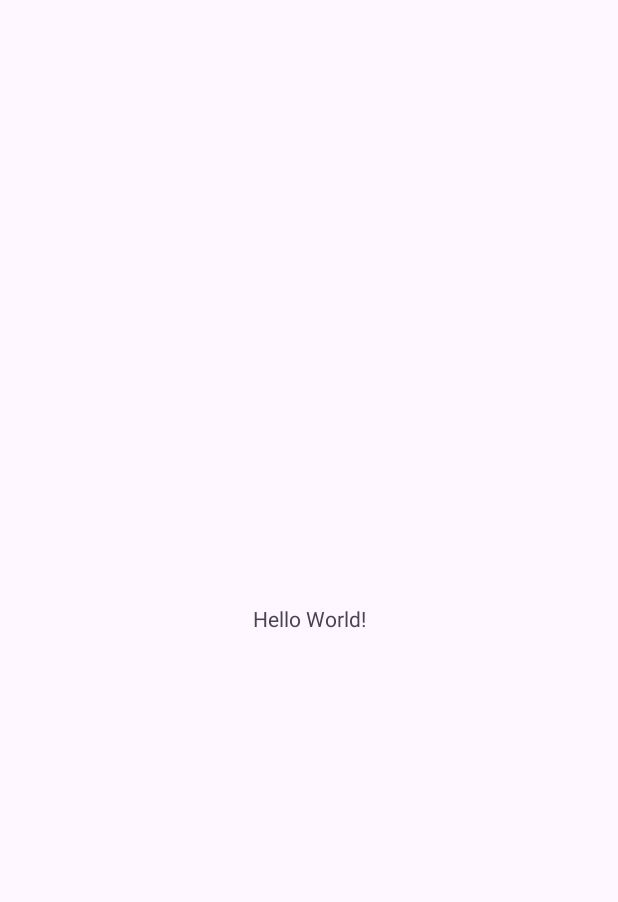
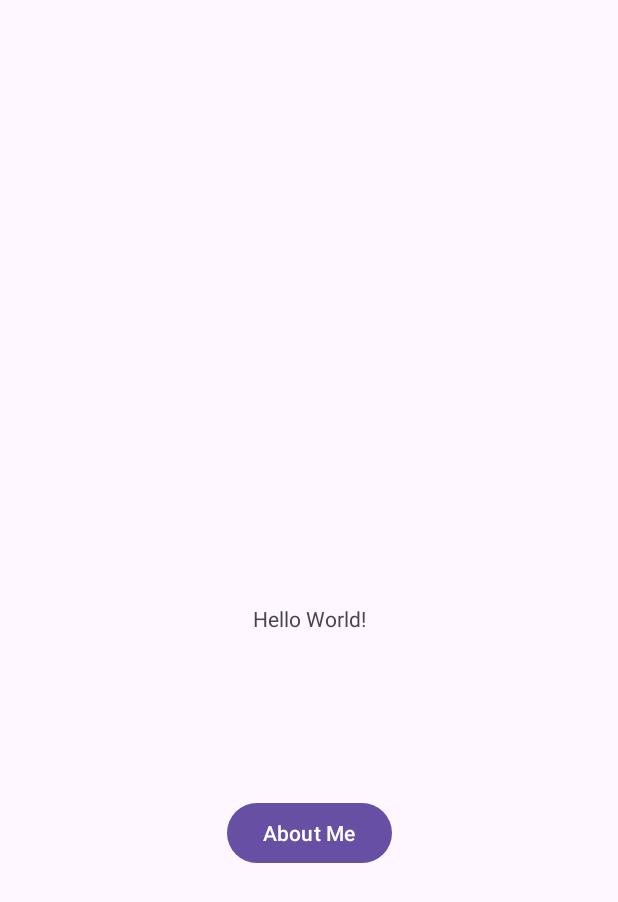
Before and after one commit to Jjjing2023/AndroidDevProject, an Android app: the screen it shows after launch (MainActivity), on a phone screen of 412 x 824 dp. Before the commit the part shown is almost empty. Shown: the top 902 px of the screen. Run offline under Robolectric (Android 15) with nearby library versions, the phone set to English and light mode, and no system bars.

Commit message:
Added a unique icon & Added a "About Me" button

```diff
--- a/NUMAD25Sum_TianjingLiu/app/src/main/AndroidManifest.xml
+++ b/NUMAD25Sum_TianjingLiu/app/src/main/AndroidManifest.xml
@@ -6,9 +6,9 @@
         android:allowBackup="true"
         android:dataExtractionRules="@xml/data_extraction_rules"
         android:fullBackupContent="@xml/backup_rules"
-        android:icon="@mipmap/ic_launcher"
+        android:icon="@mipmap/ic_launcher_tl"
         android:label="@string/app_name"
-        android:roundIcon="@mipmap/ic_launcher_round"
+        android:roundIcon="@mipmap/ic_launcher_tl_round"
         android:supportsRtl="true"
         android:theme="@style/Theme.NUMAD25Sum_TianjingLiu"
         tools:targetApi="31">
--- a/NUMAD25Sum_TianjingLiu/app/src/main/res/layout/activity_main.xml
+++ b/NUMAD25Sum_TianjingLiu/app/src/main/res/layout/activity_main.xml
@@ -8,6 +8,7 @@
     tools:context=".MainActivity">
 
     <TextView
+        android:id="@+id/textView"
         android:layout_width="wrap_content"
         android:layout_height="wrap_content"
         android:text="Hello World!"
@@ -16,4 +17,15 @@
         app:layout_constraintStart_toStartOf="parent"
         app:layout_constraintTop_toTopOf="parent" />
 
+    <Button
+        android:id="@+id/button"
+        android:layout_width="wrap_content"
+        android:layout_height="wrap_content"
+        android:layout_marginTop="109dp"
+        android:onClick="showInformation"
+        android:text="@string/about_me_string"
+        app:layout_constraintEnd_toEndOf="parent"
+        app:layout_constraintStart_toStartOf="parent"
+        app:layout_constraintTop_toBottomOf="@+id/textView" />
+
 </androidx.constraintlayout.widget.ConstraintLayout>
--- a/NUMAD25Sum_TianjingLiu/app/src/main/res/values/strings.xml
+++ b/NUMAD25Sum_TianjingLiu/app/src/main/res/values/strings.xml
@@ -1,3 +1,4 @@
 <resources>
     <string name="app_name">NUMAD25Sum_TianjingLiu</string>
+    <string name="about_me_string">About Me</string>
 </resources>
```
Also changed, not shown: NUMAD25Sum_TianjingLiu/app/src/main/java/edu/northeastern/numad25sum_tianjingliu/MainActivity.java (+14 -0 lines).
